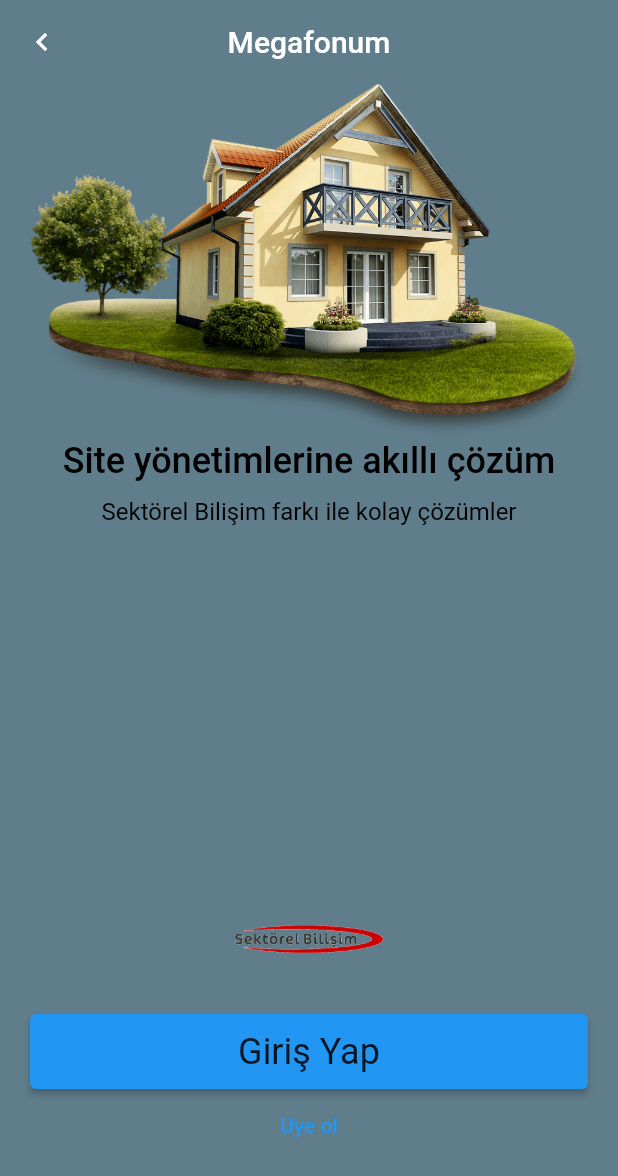
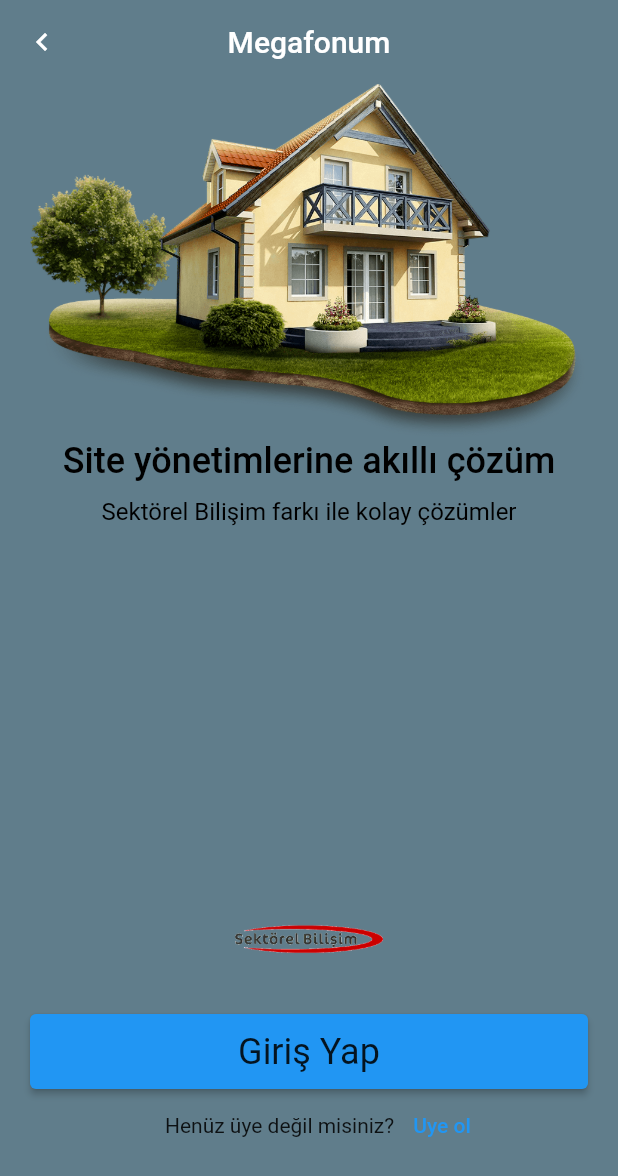
Before and after one commit to berkanbasaran05/flutter_full_learn, a Flutter app: the screen it shows after launch, on a phone screen of 412 x 824 dp. Shown: the top 1176 px of the screen. Run offline on Flutter 3.47's test engine with Material 2 defaults, Android fonts, the light colour scheme and no system bars; missing offline and left inert: dart:ffi, dart:html.

Commit message:
Update note_demo_view.dart

```diff
--- a/lib/demos/note_demo_view.dart
+++ b/lib/demos/note_demo_view.dart
@@ -35,7 +35,15 @@ class NoteDemos extends StatelessWidget {
             height: 100,
           ),
           _createButton(context),
-          TextButton(onPressed: () {}, child: Text(_importNotes)),
+          Padding(
+            padding: const EdgeInsets.only(left: 90),
+            child: Row(
+              children: [
+                Text('Henüz üye değil misiniz?'),
+                TextButton(onPressed: () {}, child: Text(_importNotes)),
+              ],
+            ),
+          ),
           const SizedBox(height: ButtonHeights.buttonNormalHeight),
         ]),
       ),
```
